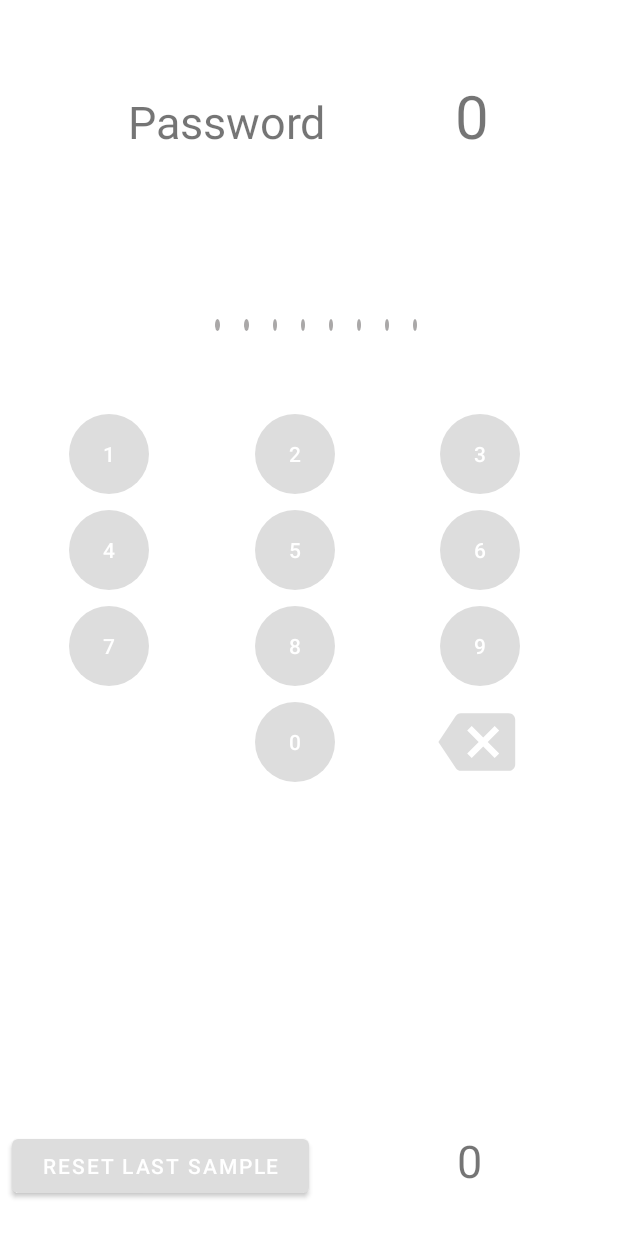
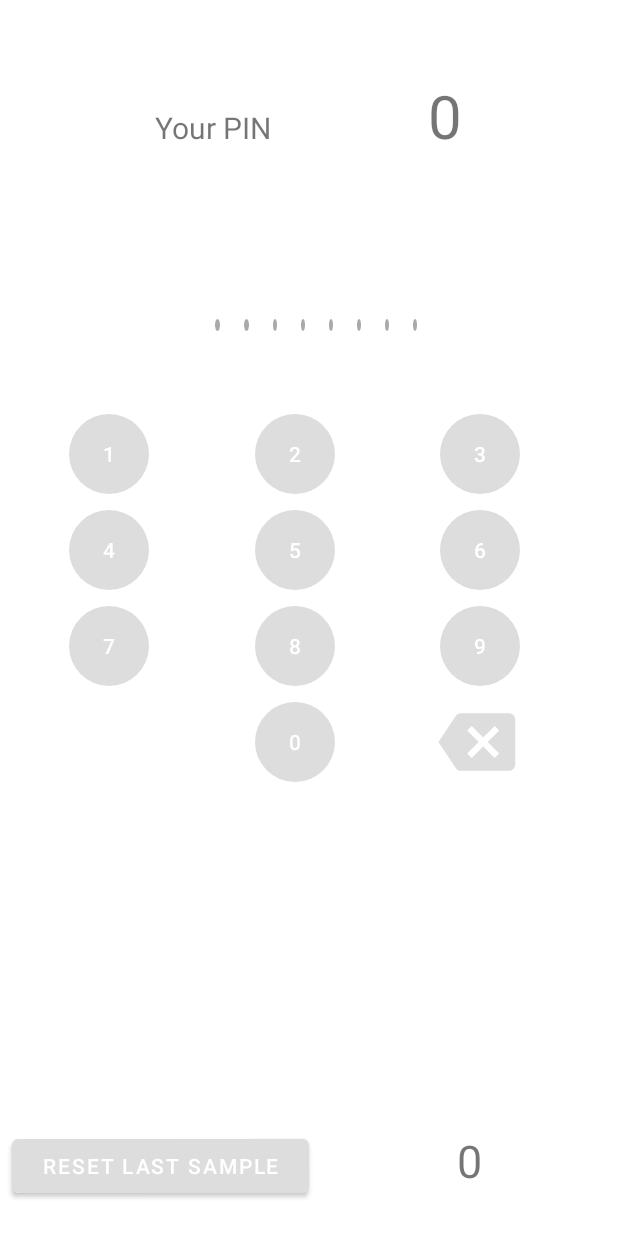
Before and after one commit to sidneyaguirre/bioauthentication, an Android app: the LockActivity screen opened directly, with no data from a screen before it, on a phone screen of 412 x 824 dp. Run offline under Robolectric (Android 15) with nearby library versions, the phone set to English and light mode, and no system bars; our stand-ins replace Firebase (no records; nobody signed in at launch, a user with empty details on screens opened directly); 2 statements that could not run were skipped.

```diff
--- a/app/src/main/java/com/example/bioauthentication/pattern/PatternActivity.java
+++ b/app/src/main/java/com/example/bioauthentication/pattern/PatternActivity.java
@@ -59,7 +59,7 @@ public class PatternActivity extends AppCompatActivity {
         setContentView(R.layout.pattern_activity);
         prefs = getSharedPreferences(MY_PREFS_NAME, MODE_PRIVATE);
         loading = findViewById(R.id.loading_data);
-        loading.setVisibility(View.INVISIBLE);
+        loading.setVisibility(View.VISIBLE);
         counterS = findViewById(R.id.textCounter);
         currentPassword = (TextView) findViewById(R.id.textPassword2);
 
@@ -108,6 +108,7 @@ public class PatternActivity extends AppCompatActivity {
                             Log.d("TAG", "count= " + countSamples);
                             sampleNumber = (int)countSamples;
                             counterS.setText(String.valueOf(sampleNumber).concat("/20"));
+                            callBack(false);
                             sampleNumber+=1;
                         }@Override
                         public void onCancelled(DatabaseError databaseError) {}
--- a/app/src/main/res/layout/activity_lock.xml
+++ b/app/src/main/res/layout/activity_lock.xml
@@ -21,8 +21,8 @@
             android:layout_width="wrap_content"
             android:layout_height="wrap_content"
             android:layout_weight="1"
-            android:text="Password"
-            android:textSize="30sp" />
+            android:text="Your PIN"
+            android:textSize="20sp" />
 
         <TextView
             android:id="@+id/textPassword"
--- a/app/src/main/res/layout/pattern_activity.xml
+++ b/app/src/main/res/layout/pattern_activity.xml
@@ -30,7 +30,7 @@
         android:layout_marginLeft="16dp"
         android:layout_marginTop="48dp"
         android:layout_weight="1"
-        android:text="Password"
+        android:text="Your Pattern"
         android:textColor="@color/white"
         android:textSize="30sp"
         app:layout_constraintBottom_toTopOf="@+id/patternView"
```
